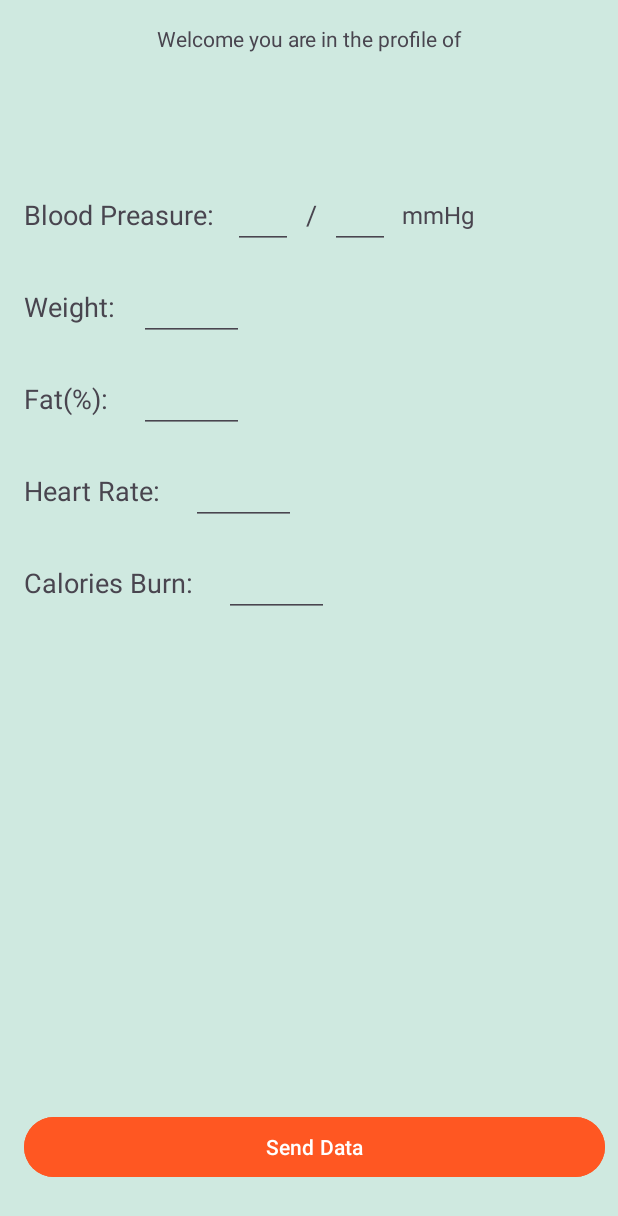
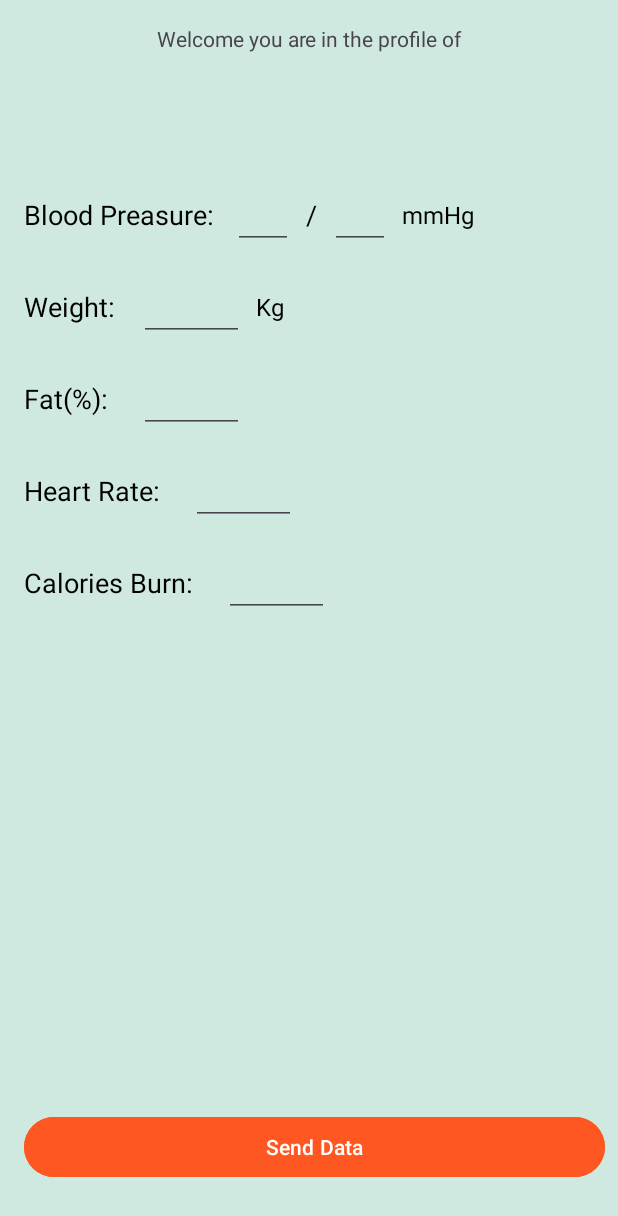
Before and after one commit to jenavarro40/projectDoctorFollow, an Android app: the fragment UserFragmentInsertKpi placed in its activity, on a phone screen of 412 x 824 dp. Shown: the top 1216 px of the screen. Run offline under Robolectric (Android 15) with nearby library versions, the phone set to English and light mode, and no system bars; our stand-ins replace Firebase (no records; nobody signed in at launch, a user with empty details on screens opened directly); 1 statement that could not run was skipped.

Commit message:
Insert Activity finish withpout workpout

```diff
--- a/app/src/main/res/layout/fragment_user_insert_kpi.xml
+++ b/app/src/main/res/layout/fragment_user_insert_kpi.xml
@@ -36,6 +36,7 @@
                     android:layout_width="wrap_content"
                     android:layout_height="wrap_content"
                     android:text="@string/BloodPreasureTitle"
+                    android:textColor="@color/black"
                     android:textSize="18sp" />
 
                 <EditText
@@ -43,13 +44,15 @@
                     android:layout_width="40dp"
                     android:layout_height="wrap_content"
                     android:layout_marginStart="8dp"
-                    android:inputType="number" />
+                    android:inputType="number"
+                    android:textColor="@color/black" />
 
                 <TextView
                     android:id="@+id/bloodPreasureSepTxtE"
                     android:layout_width="wrap_content"
                     android:layout_height="wrap_content"
                     android:layout_marginHorizontal="4dp"
+                    android:textColor="@color/black"
                     android:text=" / "
                     android:textSize="18sp" />
 
@@ -57,6 +60,7 @@
                     android:id="@+id/DiastolicTxtE"
                     android:layout_width="40dp"
                     android:layout_height="wrap_content"
+                    android:textColor="@color/black"
                     android:inputType="number" />
 
                 <TextView
@@ -65,6 +69,7 @@
                     android:layout_height="wrap_content"
                     android:layout_marginStart="8dp"
                     android:text="mmHg"
+                    android:textColor="@color/black"
                     android:textSize="16sp" />
             </LinearLayout>
 
@@ -74,6 +79,7 @@
                 android:layout_height="wrap_content"
                 android:layout_marginTop="16dp"
                 android:gravity="center_vertical"
+                android:textColor="@color/black"
                 android:orientation="horizontal">
 
                 <TextView
@@ -81,6 +87,7 @@
                     android:layout_width="wrap_content"
                     android:layout_height="wrap_content"
                     android:text="@string/WeightTitle"
+                    android:textColor="@color/black"
                     android:textSize="18sp" />
 
                 <EditText
@@ -88,7 +95,17 @@
                     android:layout_width="70dp"
                     android:layout_height="wrap_content"
                     android:layout_marginStart="16dp"
+                    android:textColor="@color/black"
                     android:inputType="numberDecimal" />
+
+                <TextView
+                    android:id="@+id/KgTxtE"
+                    android:layout_width="wrap_content"
+                    android:layout_height="wrap_content"
+                    android:layout_marginStart="8dp"
+                    android:text="Kg"
+                    android:textColor="@color/black"
+                    android:textSize="16sp" />
             </LinearLayout>
 
             <!-- Fat -->
@@ -97,6 +114,7 @@
                 android:layout_height="wrap_content"
                 android:layout_marginTop="16dp"
                 android:gravity="center_vertical"
+                android:textColor="@color/black"
                 android:orientation="horizontal">
 
                 <TextView
@@ -104,6 +122,7 @@
                     android:layout_width="wrap_content"
                     android:layout_height="wrap_content"
                     android:text="@string/Fat_percentage"
+                    android:textColor="@color/black"
                     android:textSize="18sp" />
 
                 <EditText
@@ -111,6 +130,7 @@
                     android:layout_width="70dp"
                     android:layout_height="wrap_content"
                     android:layout_marginStart="16dp"
+                    android:textColor="@color/black"
                     android:inputType="numberDecimal" />
             </LinearLayout>
 
@@ -120,12 +140,14 @@
                 android:layout_height="wrap_content"
                 android:layout_marginTop="16dp"
                 android:gravity="center_vertical"
+                android:textColor="@color/black"
                 android:orientation="horizontal">
 
                 <TextView
                     android:id="@+id/HeartRateTitleTxtE"
                     android:layout_width="wrap_content"
                     android:layout_height="wrap_content"
+                    android:textColor="@color/black"
                     android:text="@string/Heart_Rate"
                     android:textSize="18sp" />
 
@@ -134,6 +156,7 @@
                     android:layout_width="70dp"
                     android:layout_height="wrap_content"
                     android:layout_marginStart="16dp"
+                    android:textColor="@color/black"
                     android:inputType="numberDecimal" />
             </LinearLayout>
 
@@ -143,12 +166,14 @@
                 android:layout_height="wrap_content"
                 android:layout_marginTop="16dp"
                 android:gravity="center_vertical"
+                android:textColor="@color/black"
                 android:orientation="horizontal">
 
                 <TextView
                     android:id="@+id/caloriesTitleTxtE"
                     android:layout_width="wrap_content"
                     android:layout_height="wrap_content"
+                    android:textColor="@color/black"
                     android:text="@string/Calories_Title"
                     android:textSize="18sp" />
 
@@ -157,6 +182,7 @@
                     android:layout_width="70dp"
                     android:layout_height="wrap_content"
                     android:layout_marginStart="16dp"
+                    android:textColor="@color/black"
                     android:inputType="numberDecimal" />
 
             </LinearLayout>
```
